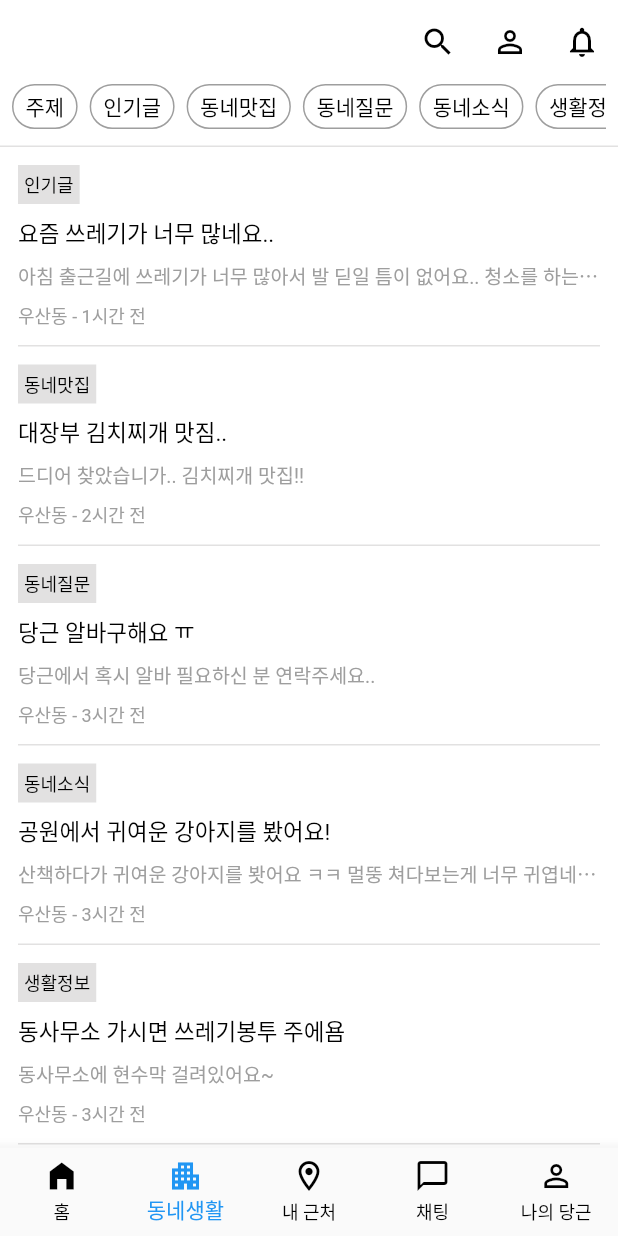
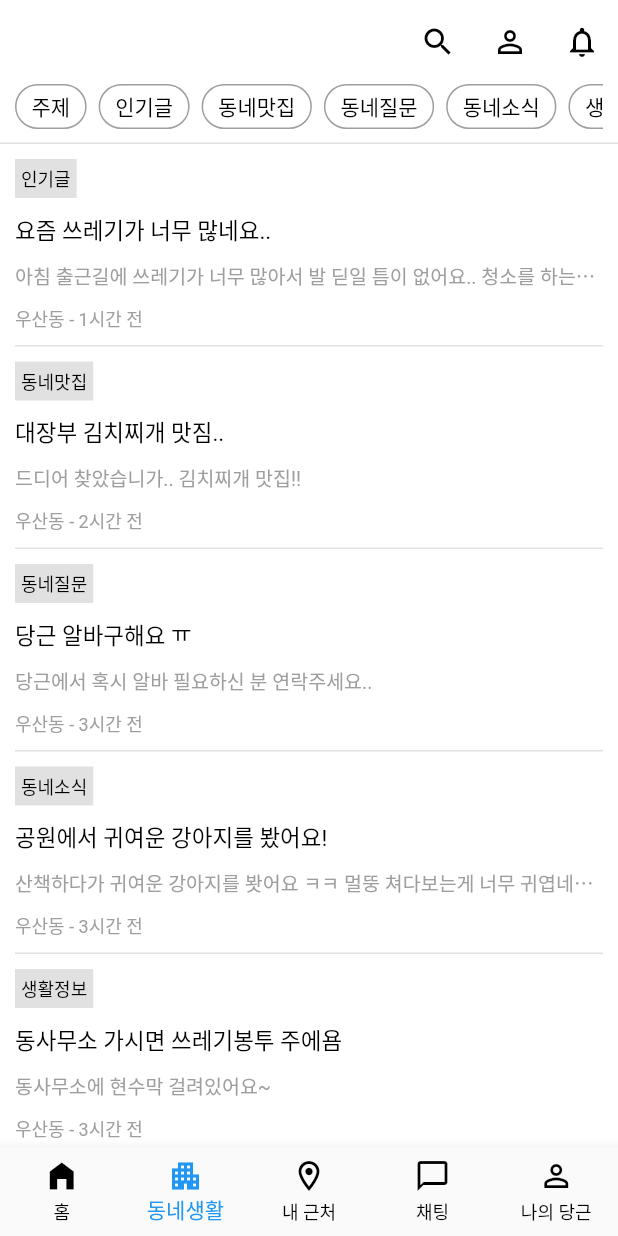
Before and after one commit to wlrn566/Carrot, a Flutter app: the screen it shows after launch, item 2 of the bottom bar chosen, on a phone screen of 412 x 824 dp. Run offline on Flutter 3.47's test engine with Material 2 defaults, Android fonts, the phone set to English and light mode, and no system bars; our stand-ins replace get; network calls fail.

```diff
--- a/lib/pages/town_life.dart
+++ b/lib/pages/town_life.dart
@@ -82,7 +82,7 @@ class TownLife extends StatelessWidget {
         itemBuilder: (context, index) {
           if (index == 0) {
             return Padding(
-              padding: const EdgeInsets.symmetric(horizontal: 8.0),
+              padding: const EdgeInsets.symmetric(horizontal: 10.0),
               child: SizedBox(
                 height: 30,
                 child: ListView.separated(
@@ -99,7 +99,7 @@ class TownLife extends StatelessWidget {
                           borderRadius: BorderRadius.circular(20.0)
                         ),
                         child: Padding(
-                          padding: const EdgeInsets.symmetric(horizontal: 8.0),
+                          padding: const EdgeInsets.symmetric(horizontal: 10.0),
                           child: Center(
                             child: getTextFont14(text: categories[index], color: getColorBlack())
                           ),
@@ -123,7 +123,7 @@ class TownLife extends StatelessWidget {
 
               },
               child: Padding(
-                padding: const EdgeInsets.symmetric(horizontal: 12.0),
+                padding: const EdgeInsets.symmetric(horizontal: 10.0),
                 child: Column(
                   crossAxisAlignment: CrossAxisAlignment.start,
                   children: [
@@ -137,11 +137,11 @@ class TownLife extends StatelessWidget {
                         child: getTextFont12(text: categories[index], color: getColorBlack()),
                       ),
                     ),
-                    const SizedBox(height: 8.0),
+                    const SizedBox(height: 10.0),
                     getTextFont15(text: datas[index - 1]["title"], color: getColorBlack()),
-                    const SizedBox(height: 8.0),
+                    const SizedBox(height: 10.0),
                     getTextFont13(text: datas[index - 1]["content"], color: getColorGrey()),
-                    const SizedBox(height: 8.0),
+                    const SizedBox(height: 10.0),
                     getTextFont12(text: datas[index - 1]["time"], color: getColorGrey()),
                   ],
                 ),
@@ -152,14 +152,14 @@ class TownLife extends StatelessWidget {
         separatorBuilder: (context, index) {
           if (index == 0) {
             return Padding(
-              padding: const EdgeInsets.symmetric(vertical: 12.0),
+              padding: const EdgeInsets.symmetric(vertical: 10.0),
               child: getDivider(),
             );
 
           } else{
             return
             Padding(
-              padding: const EdgeInsets.all(12.0),
+              padding: const EdgeInsets.all(10.0),
               child: getDivider(),
             );
           }
--- a/lib/utils/color.dart
+++ b/lib/utils/color.dart
@@ -2,6 +2,10 @@ import 'package:flutter/material.dart';
 
 Color getColorWhite() {
   return Colors.white;
+}
+
+Color getColorTransparent() {
+  return Colors.transparent;
 }
 
 Color getColorBlack() {
--- a/lib/utils/text.dart
+++ b/lib/utils/text.dart
@@ -5,7 +5,7 @@ Widget getTextFont12({
   required String text,
   required Color color,
   FontWeight? fontWeight,
-  TextOverflow? textOverflow
+  TextOverflow? textOverflow = TextOverflow.ellipsis
 }) {
   return Text(
     text,
@@ -13,7 +13,7 @@ Widget getTextFont12({
       fontSize: 12.0,
       fontWeight: fontWeight,
       color: color,
-      overflow: TextOverflow.ellipsis
+      overflow: textOverflow
     ),
   );
 }
@@ -21,7 +21,7 @@ Widget getTextFont13({
   required String text,
   required Color color,
   FontWeight? fontWeight,
-  TextOverflow? textOverflow
+  TextOverflow? textOverflow = TextOverflow.ellipsis
 }) {
   return Text(
     text,
@@ -29,7 +29,7 @@ Widget getTextFont13({
       fontSize: 13.0,
       fontWeight: fontWeight,
       color: color,
-      overflow: TextOverflow.ellipsis
+      overflow: textOverflow
     ),
   );
 }
@@ -37,7 +37,7 @@ Widget getTextFont14({
   required String text,
   required Color color,
   FontWeight? fontWeight,
-  TextOverflow? textOverflow
+  TextOverflow? textOverflow = TextOverflow.ellipsis
 }) {
   return Text(
     text,
@@ -45,7 +45,7 @@ Widget getTextFont14({
       fontSize: 14.0,
       fontWeight: fontWeight,
       color: color,
-      overflow: TextOverflow.ellipsis
+      overflow: textOverflow
     ),
   );
 }
@@ -53,7 +53,7 @@ Widget getTextFont15({
   required String text,
   required Color color,
   FontWeight? fontWeight,
-  TextOverflow? textOverflow
+  TextOverflow? textOverflow = TextOverflow.ellipsis
 }) {
   return Text(
     text,
@@ -61,7 +61,24 @@ Widget getTextFont15({
       fontSize: 15.0,
       fontWeight: fontWeight,
       color: color,
-      overflow: TextOverflow.ellipsis
+      overflow: textOverflow
     ),
   );
 }
+
+Widget getTextFont20({
+  required String text,
+  required Color color,
+  FontWeight? fontWeight,
+  TextOverflow? textOverflow = TextOverflow.ellipsis
+}) {
+  return Text(
+    text,
+    style: TextStyle(
+      fontSize: 20.0,
+      fontWeight: fontWeight,
+      color: color,
+      overflow: textOverflow
+    ),
+  );
+}
```
Also changed, not shown: lib/data/static_datas.dart (added, +51 -0 lines), lib/pages/home.dart (+18 -62 lines), lib/pages/home_detail.dart (added, +147 -0 lines).
